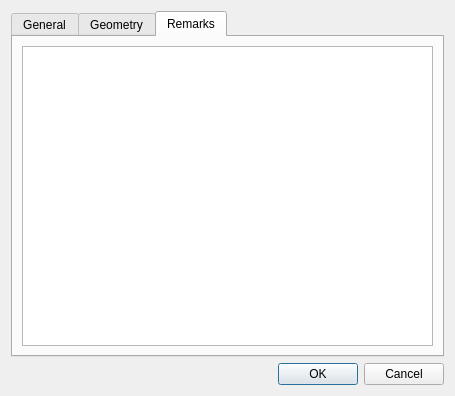
Before: the Qt Designer form qgis-project/ui_forms/pipe.ui in qwat/QWAT, drawn with Qt 5.
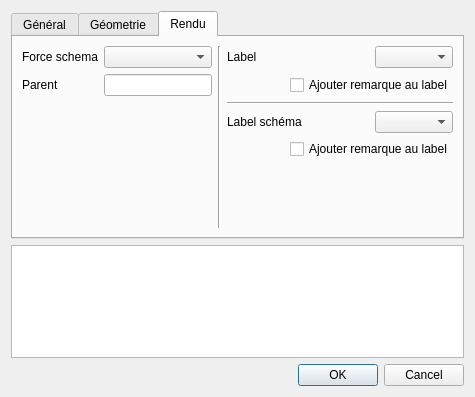
After: the same form once the commit is applied. The open tabs and pages were chosen to show the change.

Commit message: project pipe form and value relations

The edit to the form file:
```diff
--- a/qgis-project/ui_forms/pipe.ui
+++ b/qgis-project/ui_forms/pipe.ui
@@ -6,15 +6,15 @@
    <rect>
     <x>0</x>
     <y>0</y>
-    <width>455</width>
-    <height>396</height>
+    <width>475</width>
+    <height>397</height>
    </rect>
   </property>
   <property name="windowTitle">
    <string>qWat :: pipe form</string>
   </property>
   <layout class="QGridLayout" name="gridLayout_3">
-   <item row="11" column="0">
+   <item row="12" column="0">
     <widget class="QDialogButtonBox" name="buttonBox">
      <property name="orientation">
       <enum>Qt::Horizontal</enum>
@@ -24,6 +24,9 @@
      </property>
     </widget>
    </item>
+   <item row="11" column="0">
+    <widget class="QPlainTextEdit" name="remarks"/>
+   </item>
    <item row="0" column="0">
     <widget class="QTabWidget" name="tabWidget">
      <property name="currentIndex">
@@ -31,7 +34,7 @@
      </property>
      <widget class="QWidget" name="tab">
       <attribute name="title">
-       <string>General</string>
+       <string>Général</string>
       </attribute>
       <layout class="QGridLayout" name="gridLayout_2">
        <item row="0" column="0">
@@ -183,7 +186,7 @@
      </widget>
      <widget class="QWidget" name="tab_3">
       <attribute name="title">
-       <string>Geometry</string>
+       <string>Géometrie</string>
       </attribute>
       <layout class="QGridLayout" name="gridLayout_4">
        <item row="0" column="2">
@@ -325,32 +328,12 @@
            </widget>
           </item>
           <item row="4" column="1">
-           <widget class="QComboBox" name="id_precision"/>
-          </item>
-          <item row="6" column="0">
-           <widget class="QLabel" name="label_4">
-            <property name="text">
-             <string>Force schema</string>
+           <widget class="QComboBox" name="id_precision">
+            <property name="sizeAdjustPolicy">
+             <enum>QComboBox::AdjustToContents</enum>
             </property>
            </widget>
           </item>
-          <item row="6" column="1">
-           <widget class="QComboBox" name="schema_force_view">
-            <property name="editable">
-             <bool>false</bool>
-            </property>
-           </widget>
-          </item>
-          <item row="7" column="0">
-           <widget class="QLabel" name="label_2">
-            <property name="text">
-             <string>Parent</string>
-            </property>
-           </widget>
-          </item>
-          <item row="7" column="1">
-           <widget class="QLineEdit" name="id_parent"/>
-          </item>
           <item row="5" column="0" colspan="2">
            <widget class="Line" name="line_5">
             <property name="orientation">
@@ -365,11 +348,130 @@
      </widget>
      <widget class="QWidget" name="tab_4">
       <attribute name="title">
-       <string>Remarks</string>
+       <string>Rendu</string>
       </attribute>
       <layout class="QGridLayout" name="gridLayout">
+       <item row="5" column="0">
+        <spacer name="verticalSpacer">
+         <property name="orientation">
+          <enum>Qt::Vertical</enum>
+         </property>
+         <property name="sizeHint" stdset="0">
+          <size>
+           <width>20</width>
+           <height>40</height>
+          </size>
+         </property>
+        </spacer>
+       </item>
+       <item row="1" column="4" colspan="2">
+        <widget class="QCheckBox" name="labeladdremark">
+         <property name="text">
+          <string>Ajouter remarque au label</string>
+         </property>
+        </widget>
+       </item>
        <item row="0" column="0">
-        <widget class="QPlainTextEdit" name="remarks"/>
+        <widget class="QLabel" name="label_4">
+         <property name="text">
+          <string>Force schema</string>
+         </property>
+        </widget>
+       </item>
+       <item row="0" column="2" rowspan="6">
+        <widget class="Line" name="line_6">
+         <property name="orientation">
+          <enum>Qt::Vertical</enum>
+         </property>
+        </widget>
+       </item>
+       <item row="1" column="3">
+        <spacer name="horizontalSpacer">
+         <property name="orientation">
+          <enum>Qt::Horizontal</enum>
+         </property>
+         <property name="sizeHint" stdset="0">
+          <size>
+           <width>40</width>
+           <height>20</height>
+          </size>
+         </property>
+        </spacer>
+       </item>
+       <item row="0" column="1">
+        <widget class="QComboBox" name="schema_force_view">
+         <property name="editable">
+          <bool>false</bool>
+         </property>
+         <property name="sizeAdjustPolicy">
+          <enum>QComboBox::AdjustToContents</enum>
+         </property>
+        </widget>
+       </item>
+       <item row="4" column="4" colspan="2">
+        <widget class="QCheckBox" name="labeladdremark_schema">
+         <property name="text">
+          <string>Ajouter remarque au label</string>
+         </property>
+        </widget>
+       </item>
+       <item row="0" column="3" colspan="2">
+        <widget class="QLabel" name="label_10">
+         <property name="text">
+          <string>Label</string>
+         </property>
+        </widget>
+       </item>
+       <item row="0" column="5">
+        <widget class="QComboBox" name="labelview">
+         <property name="sizeAdjustPolicy">
+          <enum>QComboBox::AdjustToContents</enum>
+         </property>
+        </widget>
+       </item>
+       <item row="4" column="3">
+        <spacer name="horizontalSpacer_2">
+         <property name="orientation">
+          <enum>Qt::Horizontal</enum>
+         </property>
+         <property name="sizeHint" stdset="0">
+          <size>
+           <width>40</width>
+           <height>20</height>
+          </size>
+         </property>
+        </spacer>
+       </item>
+       <item row="3" column="5">
+        <widget class="QComboBox" name="labelview_schema">
+         <property name="sizeAdjustPolicy">
+          <enum>QComboBox::AdjustToContents</enum>
+         </property>
+        </widget>
+       </item>
+       <item row="3" column="3" colspan="2">
+        <widget class="QLabel" name="label_11">
+         <property name="text">
+          <string>Label schéma</string>
+         </property>
+        </widget>
+       </item>
+       <item row="1" column="1">
+        <widget class="QLineEdit" name="id_parent"/>
+       </item>
+       <item row="1" column="0">
+        <widget class="QLabel" name="label_2">
+         <property name="text">
+          <string>Parent</string>
+         </property>
+        </widget>
+       </item>
+       <item row="2" column="3" colspan="3">
+        <widget class="Line" name="line_7">
+         <property name="orientation">
+          <enum>Qt::Horizontal</enum>
+         </property>
+        </widget>
        </item>
       </layout>
      </widget>
```
Left out of the diff: 110 changed lines with no effect on the pictures. The commit also changes 1 other file.
